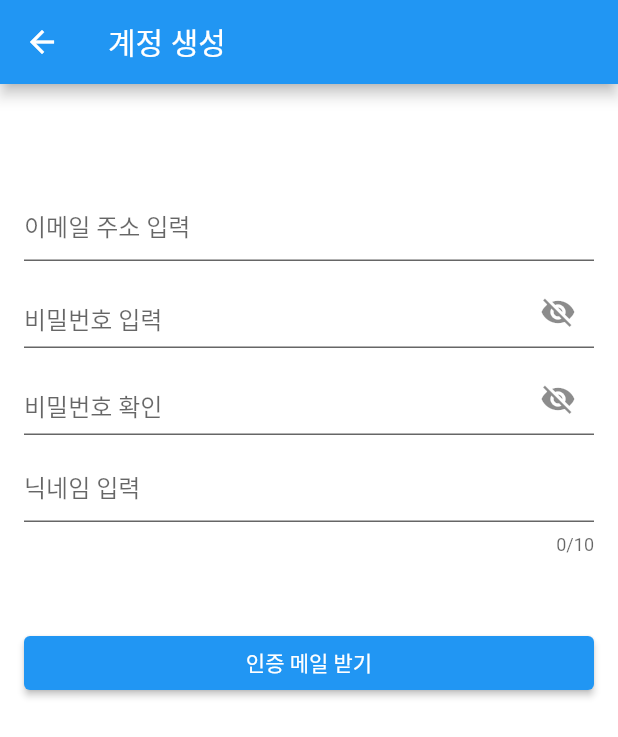
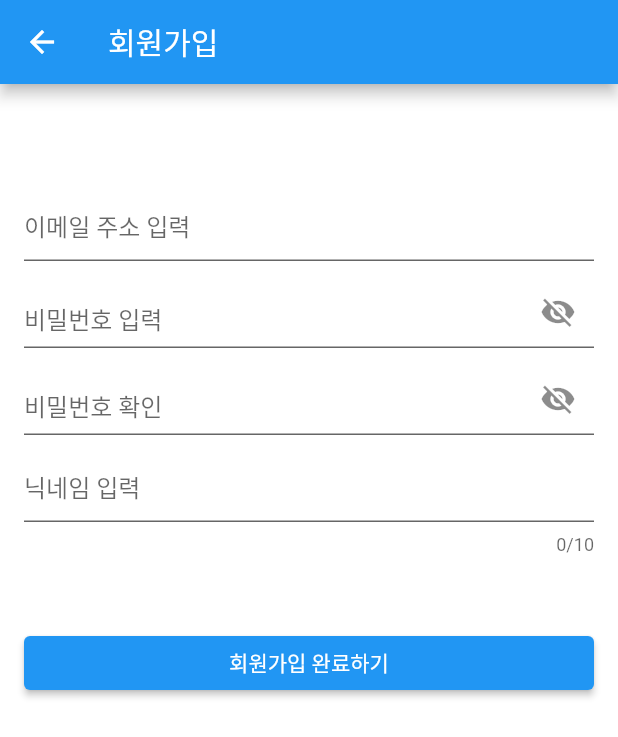
Before and after one commit to Ohgyuchan/flutter_email_sign_example, a Flutter app: the screen it shows after launch, after a tap on "회원가입", on a phone screen of 412 x 824 dp. Shown: the top 737 px of the screen. Run offline on Flutter 3.47's test engine with Material 2 defaults, Android fonts, the phone set to English and light mode, and no system bars; our stand-ins replace cloud_firestore, firebase_auth, firebase_core, get; accounts and stored records are empty.

Commit message:
signup & login

```diff
--- a/lib/login_page.dart
+++ b/lib/login_page.dart
@@ -8,7 +8,7 @@ import 'home_page.dart';
 
 class LoginPage extends StatelessWidget {
   LoginPage({Key? key}) : super(key: key);
-  final _email = Get.arguments;
+  final email = Get.arguments;
   final _signInFormKey = GlobalKey<FormState>();
 
   final TextEditingController _signInEmailController = TextEditingController();
@@ -18,16 +18,23 @@ class LoginPage extends StatelessWidget {
 
   @override
   Widget build(BuildContext context) {
-    return Scaffold(
-      appBar: AppBar(
-        title: Text('로그인'),
+    return GestureDetector(
+      onTap: () {
+        FocusScope.of(context).unfocus();
+      },
+      child: Scaffold(
+        appBar: AppBar(
+          title: Text('로그인'),
+        ),
+        body: _bodyWidget(),
       ),
-      body: _bodyWidget(),
     );
   }
 
   _bodyWidget() {
-    if (_email != null) _signInEmailController.text = _email;
+    if (email != null) {
+      _signInEmailController.text = email;
+    }
     return Padding(
       padding: EdgeInsets.symmetric(horizontal: 16),
       child: Form(
@@ -59,7 +66,7 @@ class LoginPage extends StatelessWidget {
                     ),
                   ),
                   onTap: () {
-                    Get.to(SignUpPage());
+                    Get.toNamed('/login/signup');
                   },
                 ),
               ],
@@ -104,16 +111,17 @@ class LoginPage extends StatelessWidget {
       User? user = await Authentication.signInWithEmailAndPassword(
           _signInEmailController.text, _signInPasswordController.text);
       if (user != null) {
-        if (user.emailVerified) {
-          Get.to(HomePage());
-        } else {
-          Get.snackbar(
-            "이메일 인증 미확인",
-            "인증 메일을 보냈습니다. 해당 이메일을 확인하세요.🙁",
-          );
-          await FirebaseAuth.instance.signOut();
-          loginController.notLoging();
-        }
+        Get.offNamed('/login/home');
+        // if (user.emailVerified) {
+        //   Get.offNamed('/login/home');
+        // } else {
+        //   Get.snackbar(
+        //     "이메일 인증 미확인",
+        //     "인증 메일을 보냈습니다. 해당 이메일을 확인하세요.🙁",
+        //   );
+        //   await FirebaseAuth.instance.signOut();
+        //   loginController.notLoging();
+        // }
       } else {
         loginController.notLoging();
       }
--- a/lib/main.dart
+++ b/lib/main.dart
@@ -1,4 +1,7 @@
+import 'package:email/email_verity.dart';
+import 'package:email/home_page.dart';
 import 'package:email/login_page.dart';
+import 'package:email/sign_up_page.dart';
 import 'package:firebase_core/firebase_core.dart';
 import 'package:flutter/material.dart';
 import 'package:get/get.dart';
@@ -15,7 +18,25 @@ class MyApp extends StatelessWidget {
   @override
   Widget build(BuildContext context) {
     return GetMaterialApp(
-      home: LoginPage(),
+      initialRoute: '/login',
+      getPages: [
+        GetPage(
+          name: '/login',
+          page: () => LoginPage(),
+        ),
+        GetPage(
+          name: '/login/signup',
+          page: () => SignUpPage(),
+        ),
+        GetPage(
+          name: '/login/signup/verify',
+          page: () => EmailVerfyPage(),
+        ),
+        GetPage(
+          name: '/login/home',
+          page: () => HomePage(),
+        ),
+      ],
     );
   }
 }
--- a/lib/sign_up_page.dart
+++ b/lib/sign_up_page.dart
@@ -1,5 +1,4 @@
-import 'package:cloud_firestore/cloud_firestore.dart';
-import 'package:email/email_verity.dart';
+import 'package:email/login_page.dart';
 import 'package:firebase_auth/firebase_auth.dart';
 import 'package:get/get.dart';
 import 'package:flutter/material.dart';
@@ -32,7 +31,7 @@ class SignUpPage extends StatelessWidget {
         resizeToAvoidBottomInset: false,
         appBar: AppBar(
           title: Text(
-            '계정 생성',
+            '회원가입',
           ),
         ),
         body: _bodyWidget(),
@@ -68,9 +67,6 @@ class SignUpPage extends StatelessWidget {
               height: 48,
             ),
             _signUpButton(),
-            SizedBox(
-              height: 15,
-            ),
           ],
         ),
       ),
@@ -93,17 +89,13 @@ class SignUpPage extends StatelessWidget {
               );
 
               if (user != null) {
-                Get.to(
-                  EmailVerfyPage(),
+                Get.offAllNamed(
+                  '/login',
                   arguments: _signUpEmailController.text,
                 );
                 signUpController.notRegistering();
               } else {
                 signUpController.notRegistering();
-                Get.snackbar(
-                  "중복 이메일",
-                  "이미 사용중인 이메일입니다.🙁",
-                );
               }
             } else {
               Get.snackbar(
@@ -124,7 +116,7 @@ class SignUpPage extends StatelessWidget {
                   color: Colors.white,
                 )
               : Text(
-                  '인증 메일 받기',
+                  '회원가입 완료하기',
                 ),
         ),
       ),
```
Also changed, not shown: lib/authentication.dart (+16 -5 lines).
